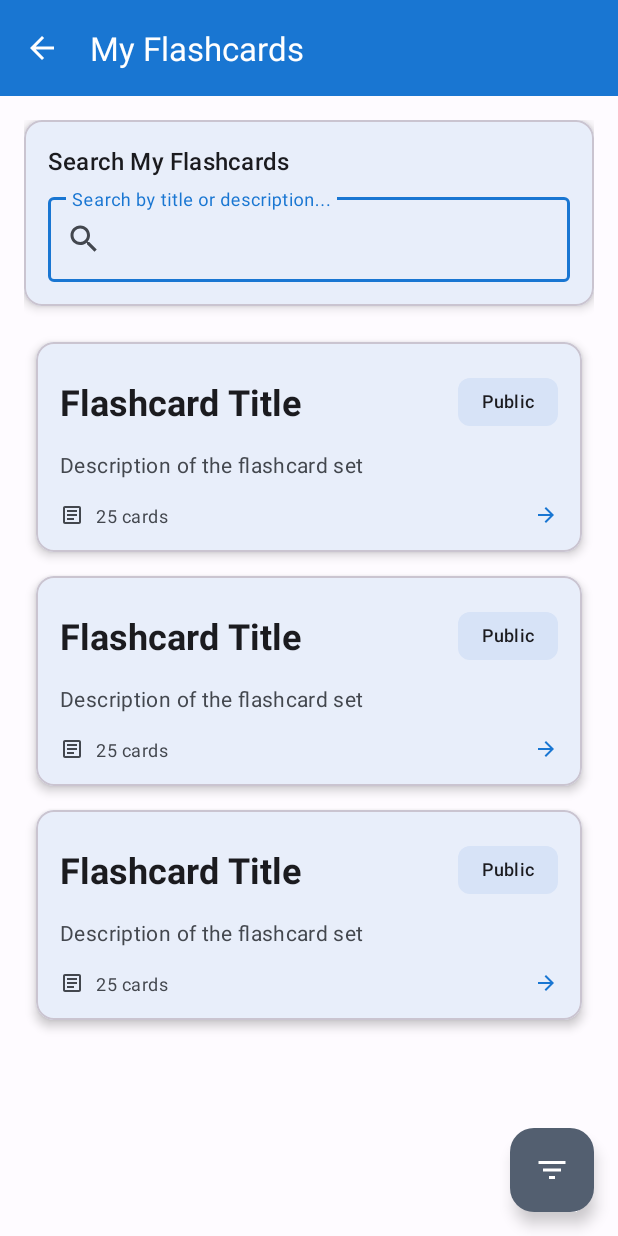
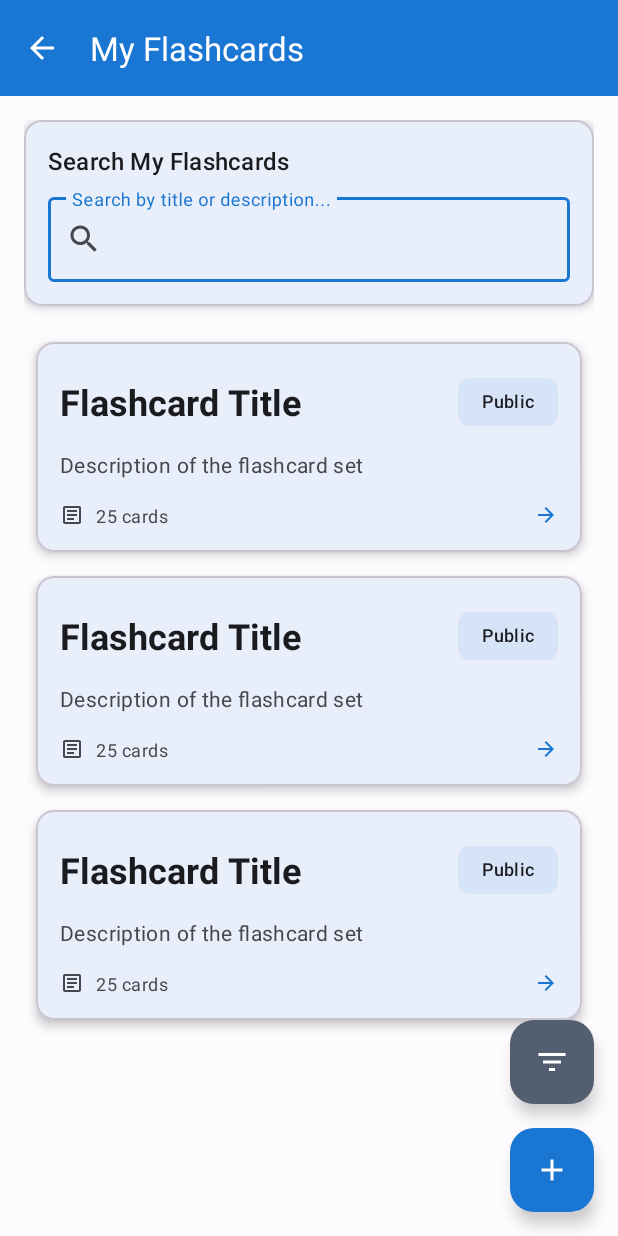
Before and after one commit to SonNVQ/android-quiz-app, an Android app: the layout activity_my_flashcards.xml on its own in the app's theme, with its tools: preview values and no code run, on a phone screen of 412 x 824 dp. Run offline under Robolectric (Android 15) with nearby library versions, the phone set to English and light mode, and no system bars.

Commit message:
fix: add flashcard button

```diff
--- a/app/src/main/res/layout/activity_my_flashcards.xml
+++ b/app/src/main/res/layout/activity_my_flashcards.xml
@@ -225,16 +225,29 @@
 
     </androidx.swiperefreshlayout.widget.SwipeRefreshLayout>
 
-    <!-- Floating Action Button for filtering -->
+    <!-- Floating Action Buttons -->
+    <com.google.android.material.floatingactionbutton.FloatingActionButton
+        android:id="@+id/fab_create_flashcard"
+        android:layout_width="wrap_content"
+        android:layout_height="wrap_content"
+        android:layout_gravity="bottom|end"
+        android:layout_margin="@dimen/fab_margin"
+        android:contentDescription="@string/create_flashcard"
+        app:srcCompat="@drawable/ic_add"
+        app:backgroundTint="?attr/colorPrimary"
+        app:tint="?attr/colorOnPrimary" />
+
     <com.google.android.material.floatingactionbutton.FloatingActionButton
         android:id="@+id/fab_filter"
         android:layout_width="wrap_content"
         android:layout_height="wrap_content"
         android:layout_gravity="bottom|end"
-        android:layout_margin="@dimen/fab_margin"
+        android:layout_marginEnd="@dimen/fab_margin"
+        android:layout_marginBottom="88dp"
         android:contentDescription="@string/filter_flashcards"
         app:srcCompat="@drawable/ic_filter"
         app:backgroundTint="?attr/colorSecondary"
-        app:tint="?attr/colorOnSecondary" />
+        app:tint="?attr/colorOnSecondary"
+        app:fabSize="mini" />
 
 </androidx.coordinatorlayout.widget.CoordinatorLayout>
```
Also changed, not shown: app/src/main/java/app/quiz/ui/activities/MyFlashcardsActivity.java (+10 -0 lines), 2 other files.
